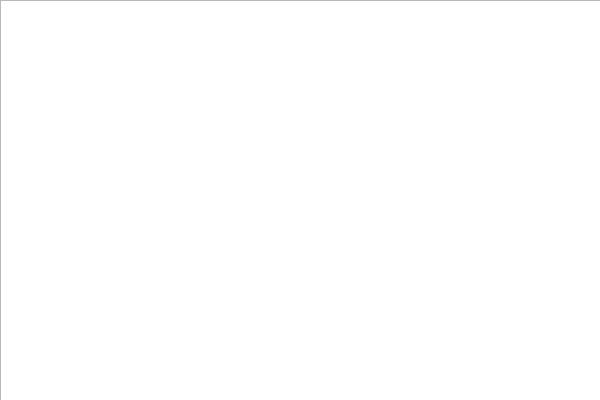
This is BlankSlate/ProcessHandleWindow.ui in OneBlankSlate/Graduation_project as Qt 5 draws it before an edit. The edited form follows.
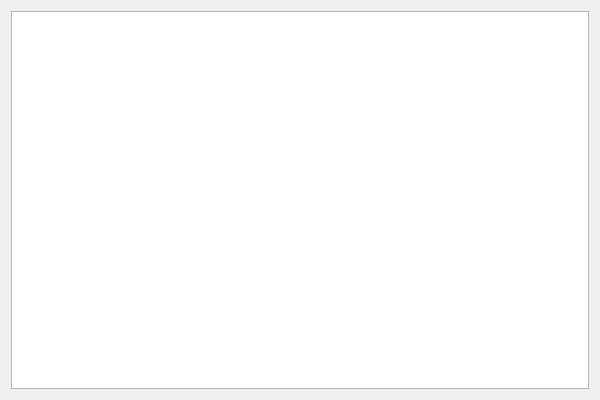
This is the edited form.

Diff of the .ui file:
```diff
--- a/BlankSlate/ProcessHandleWindow.ui
+++ b/BlankSlate/ProcessHandleWindow.ui
@@ -13,16 +13,11 @@
   <property name="windowTitle">
    <string>进程句柄</string>
   </property>
-  <widget class="QTableView" name="ProcessHandle_TableView">
-   <property name="geometry">
-    <rect>
-     <x>0</x>
-     <y>0</y>
-     <width>601</width>
-     <height>401</height>
-    </rect>
-   </property>
-  </widget>
+  <layout class="QVBoxLayout" name="verticalLayout">
+   <item>
+    <widget class="QTableView" name="ProcessHandle_TableView"/>
+   </item>
+  </layout>
  </widget>
  <layoutdefault spacing="6" margin="11"/>
  <resources/>
```
